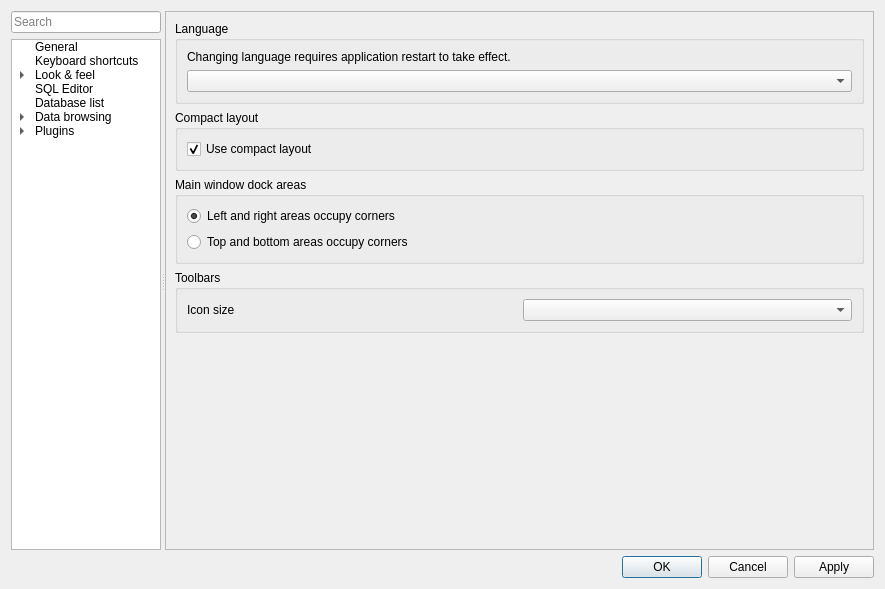
This is SQLiteStudio3/guiSQLiteStudio/dialogs/configdialog.ui in pawelsalawa/sqlitestudio as Qt 5 draws it before an edit. The edited form follows.
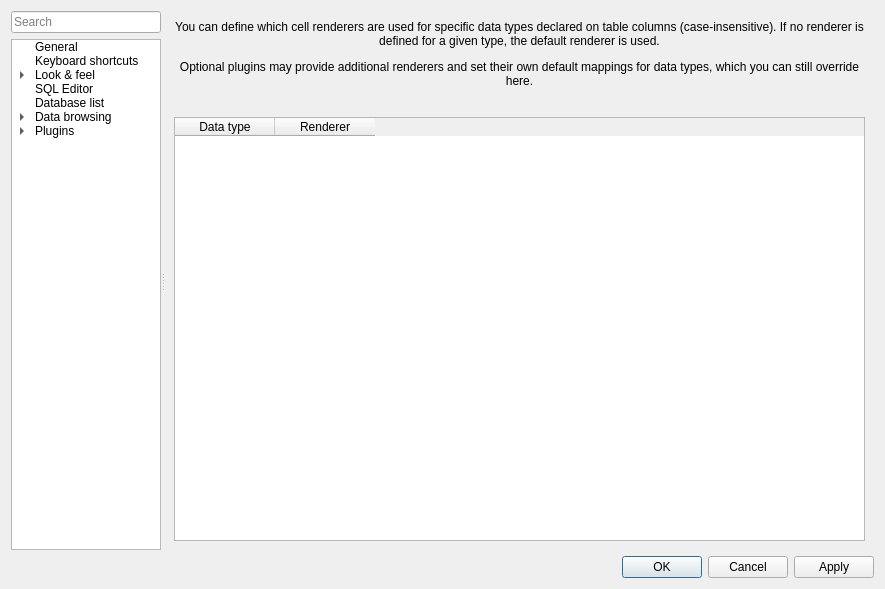
This is the edited form. Icons and pictures are not drawn. Custom widgets are drawn as their Qt base class.

Commit message: #3886 Initial code for plugin-based cell renderers. Not finished yet.

What changed in the file:
```diff
--- a/SQLiteStudio3/guiSQLiteStudio/dialogs/configdialog.ui
+++ b/SQLiteStudio3/guiSQLiteStudio/dialogs/configdialog.ui
@@ -255,7 +255,7 @@
           </sizepolicy>
          </property>
          <property name="currentIndex">
-          <number>7</number>
+          <number>3</number>
          </property>
          <widget class="QWidget" name="databaseListPage">
           <layout class="QVBoxLayout" name="verticalLayout_36">
@@ -872,6 +872,43 @@
            </item>
           </layout>
          </widget>
+         <widget class="QWidget" name="dataRenderersPage">
+          <layout class="QVBoxLayout" name="verticalLayout_12">
+           <item>
+            <widget class="QLabel" name="dataRenderersHelp">
+             <property name="text">
+              <string>&lt;html&gt;&lt;head/&gt;&lt;body&gt;&lt;p&gt;You can define which cell renderers are used for specific data types declared on table columns (case-insensitive). If no renderer is defined for a given type, the default renderer is used.&lt;/p&gt;&lt;p&gt;Optional plugins may provide additional renderers and set their own default mappings for data types, which you can still override here.&lt;/p&gt;&lt;/body&gt;&lt;/html&gt;</string>
+             </property>
+             <property name="alignment">
+              <set>Qt::AlignmentFlag::AlignCenter</set>
+             </property>
+             <property name="wordWrap">
+              <bool>true</bool>
+             </property>
+            </widget>
+           </item>
+           <item>
+            <widget class="QToolBar" name="dataRenderersToolbar"/>
+           </item>
+           <item>
+            <widget class="QTableWidget" name="dataRenderersTable">
+             <property name="cornerButtonEnabled">
+              <bool>false</bool>
+             </property>
+             <column>
+              <property name="text">
+               <string>Data type</string>
+              </property>
+             </column>
+             <column>
+              <property name="text">
+               <string>Renderer</string>
+              </property>
+             </column>
+            </widget>
+           </item>
+          </layout>
+         </widget>
          <widget class="QWidget" name="generalPage">
           <layout class="QVBoxLayout" name="verticalLayout_3">
            <property name="leftMargin">
```
Left out of the diff: 18 changed lines with no effect on the pictures. The commit also changes 10 other files.
